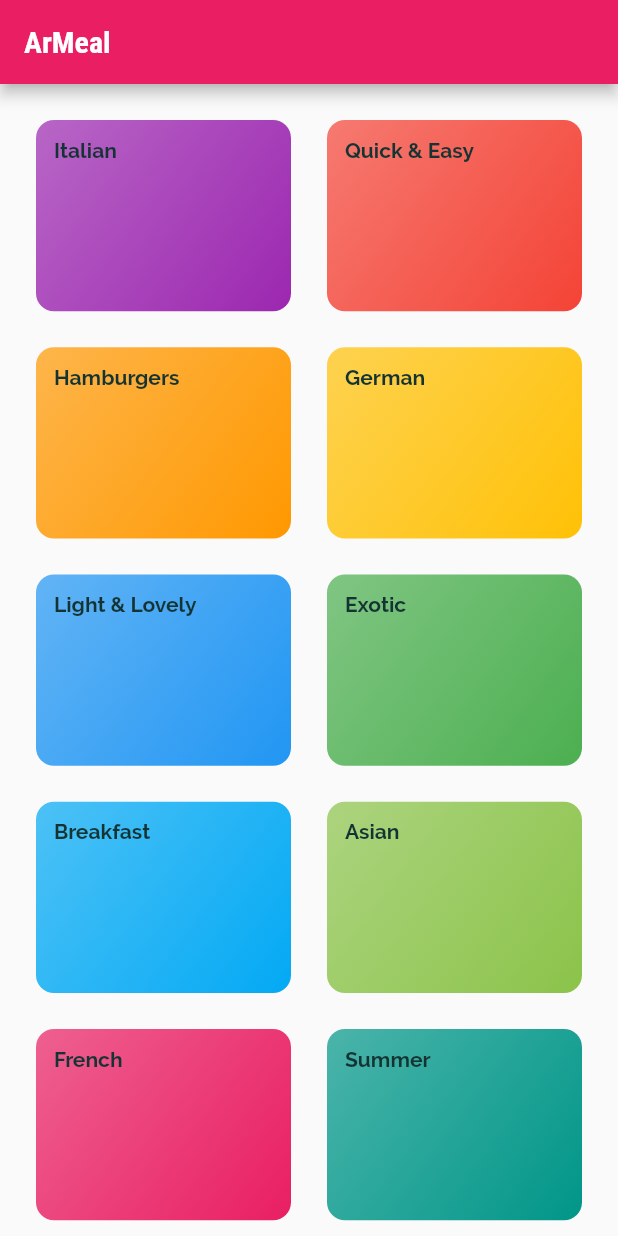
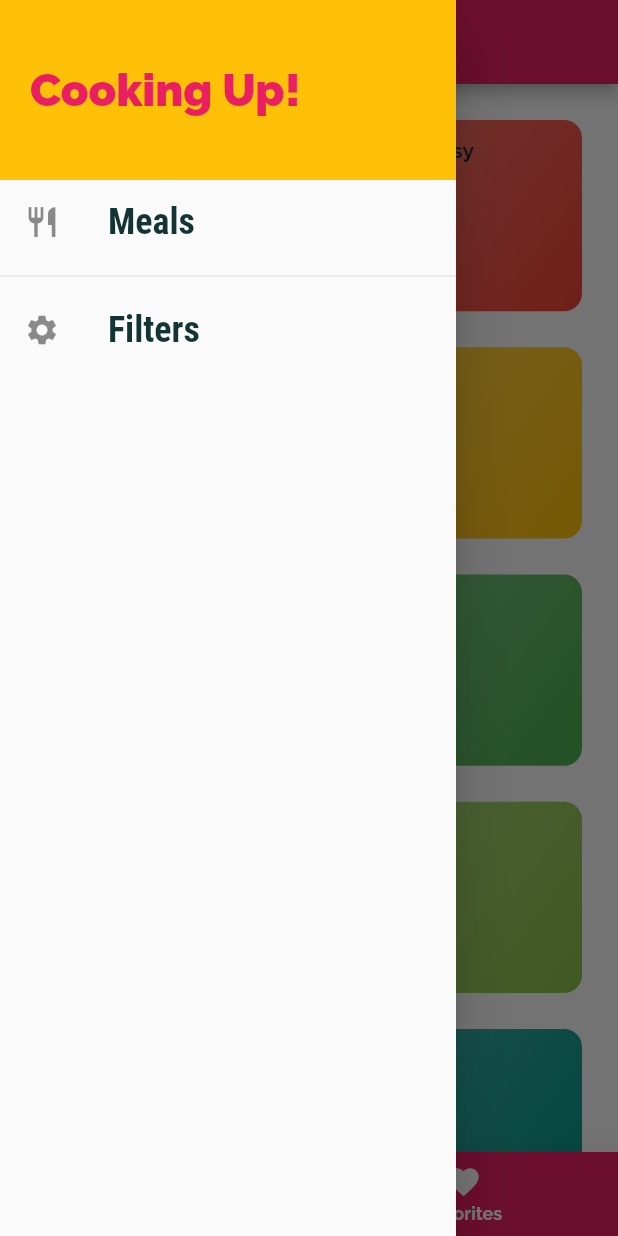
Before and after one commit to ArAmM7/meals_app, a Flutter app: the screen it shows after launch, with the side drawer open (before the commit the screen has no drawer), on a phone screen of 412 x 824 dp. Run offline on Flutter 3.47's test engine with Material 2 defaults, Android fonts, the phone set to English and light mode, and no system bars.

Commit message:
added favorites tab and filters

```diff
--- a/lib/main.dart
+++ b/lib/main.dart
@@ -1,16 +1,39 @@
 import 'package:flutter/foundation.dart';
 import 'package:flutter/material.dart';
 
+import 'package:meals_app/dummy_data.dart';
 import 'package:meals_app/screens/categories_screen.dart';
+import 'package:meals_app/screens/filters_screen.dart';
 import 'package:meals_app/screens/meals_screen.dart';
 import 'package:meals_app/screens/detailed_meal_screen.dart';
+import 'package:meals_app/screens/tabs_screen.dart';
+import 'package:meals_app/models/meal.dart';
 
 void main() {
   runApp(const MyApp());
 }
 
-class MyApp extends StatelessWidget {
+class MyApp extends StatefulWidget {
   const MyApp({super.key});
+
+  @override
+  State<MyApp> createState() => _MyAppState();
+}
+
+class _MyAppState extends State<MyApp> {
+  Map<String, bool> _filters = {
+    'gluten': false,
+    'lactose': false,
+    'vegan': false,
+    'vegetarian': false
+  };
+
+  List<Meal> _availableMeals = dummyMeals;
+  final List<Meal> _favoriteMeals = [];
+
+  bool _isMealFavorite(String id) {
+    return _favoriteMeals.any((element) => element.id == id);
+  }
 
   @override
   Widget build(BuildContext context) {
@@ -48,20 +71,70 @@ class MyApp extends StatelessWidget {
       // home: const CategoriesScreen(),
       initialRoute: '/',
       routes: {
-        '/': (ctx) => const CategoriesScreen(),
-        CategoryMealsScreen.routeName: (ctx) => const CategoryMealsScreen(),
-        MealDetailScreen.routeName: (ctx) => const MealDetailScreen(),
+        '/': (ctx) => TabsScreen(_favoriteMeals),
+        CategoryMealsScreen.routeName: (ctx) =>
+            CategoryMealsScreen(availableMeals: _availableMeals),
+        MealDetailScreen.routeName: (ctx) => MealDetailScreen(_toggleFavorite, _isMealFavorite),
+        FiltersScreen.routeName: (ctx) => FiltersScreen(_filters, _setFilters),
       },
-      onGenerateRoute: (settings){
+      onGenerateRoute: (settings) {
         if (kDebugMode) {
+          print('onGenerateRoute');
           print(settings.arguments);
         }
-      //   // used during dynamically generated routes on highly dynamic apps
-      //   return MaterialPageRoute(builder: (ctx) => CategoriesScreen());
+        return null;
+        //   // used during dynamically generated routes on highly dynamic apps
+        //   return MaterialPageRoute(builder: (ctx) => CategoriesScreen());
       },
       onUnknownRoute: (settings) {
-        return MaterialPageRoute(builder: (ctx) => CategoriesScreen());
+        if (kDebugMode) {
+          print('onUnknownRoute');
+          print(settings.arguments);
+        }
+        return MaterialPageRoute(builder: (ctx) => const CategoriesScreen());
       },
     );
   }
+
+  void _setFilters(Map<String, bool> filtersData) {
+    setState(() {
+      _filters = filtersData;
+
+      _availableMeals = dummyMeals.where((element) {
+        if (_filters['gluten']! && !element.isGlutenFree) {
+          return false;
+        }
+        if (_filters['lactose']! && !element.isLactoseFree) {
+          return false;
+        }
+        if (_filters['vegetarian']! && !element.isVegetarian) {
+          return false;
+        }
+        if (_filters['vegan']! && !element.isVegan) {
+          return false;
+        }
+        return true;
+      }).toList();
+    });
+  }
+
+  void _toggleFavorite(String mealId) {
+    final existingIndex =
+        _favoriteMeals.indexWhere((element) => element.id == mealId);
+    if (existingIndex >= 0) {
+      setState(
+        () {
+          _favoriteMeals.removeAt(existingIndex);
+        },
+      );
+    } else {
+      setState(
+        () {
+          _favoriteMeals
+              .add(dummyMeals.firstWhere((element) => mealId == element.id));
+        },
+      );
+    }
+  }
+
 }
--- a/lib/screens/categories_screen.dart
+++ b/lib/screens/categories_screen.dart
@@ -8,11 +8,7 @@ class CategoriesScreen extends StatelessWidget {
 
   @override
   Widget build(BuildContext context) {
-    return Scaffold(
-      appBar: AppBar(
-        title: const Text('ArMeal'),
-      ),
-      body: GridView(
+    return GridView(
       padding: const EdgeInsets.all(24),
       gridDelegate: const SliverGridDelegateWithMaxCrossAxisExtent(
           maxCrossAxisExtent: 240,
@@ -21,10 +17,13 @@ class CategoriesScreen extends StatelessWidget {
           mainAxisSpacing: 24),
       children: [
         ...dummyCategories
-              .map((e) => CategoryItem(title: e.title, color: e.color, id: e.id,))
+            .map((e) => CategoryItem(
+                  title: e.title,
+                  color: e.color,
+                  id: e.id,
+                ))
             .toList()
       ],
-      ),
     );
   }
 }
--- /dev/null
+++ b/lib/screens/tabs_screen.dart
@@ -0,0 +1,69 @@
+import 'package:flutter/material.dart';
+
+import 'package:meals_app/screens/categories_screen.dart';
+import 'package:meals_app/screens/favorites_screen.dart';
+import 'package:meals_app/widgets/main_drawer.dart';
+import 'package:meals_app/models/meal.dart';
+
+class TabsScreen extends StatefulWidget {
+  final List<Meal> favoriteMeals;
+
+
+  const TabsScreen(this.favoriteMeals, {super.key});
+
+  @override
+  State<StatefulWidget> createState() => _TabsScreenState();
+}
+
+class _TabsScreenState extends State<TabsScreen> {
+  late List<Map<String, Object>> _pages = [];
+  int _selectedPageIndex = 0;
+
+  void _selectPage(int index) {
+    setState(() {
+      _selectedPageIndex = index;
+    });
+  }
+
+  @override
+  void initState() {
+    _pages = [
+      {'title': 'Categories', 'page': const CategoriesScreen()},
+      {'title': 'Your Favorite', 'page': FavoritesScreen(widget.favoriteMeals)},
+    ];
+    super.initState();
+  }
+
+  @override
+  Widget build(BuildContext context) {
+    return Scaffold(
+      appBar: AppBar(
+        title: Text(_pages[_selectedPageIndex]['title'].toString()),
+      ),
+      body: _pages[_selectedPageIndex]['page'] as Widget,
+      drawer: const MainDrawer(),
+      bottomNavigationBar: BottomNavigationBar(
+        currentIndex: _selectedPageIndex,
+        unselectedItemColor: Theme.of(context).colorScheme.onPrimary,
+        selectedItemColor: Theme.of(context).colorScheme.secondary,
+        enableFeedback: true,
+        //type: BottomNavigationBarType.shifting,
+        elevation: 16,
+        backgroundColor: Theme.of(context).colorScheme.primary,
+        onTap: _selectPage,
+        items: [
+          BottomNavigationBarItem(
+            backgroundColor: Theme.of(context).colorScheme.primary,
+            icon: const Icon(Icons.category),
+            label: 'Categories',
+          ),
+          BottomNavigationBarItem(
+            backgroundColor: Theme.of(context).colorScheme.primary,
+            icon: const Icon(Icons.favorite),
+            label: 'Favorites',
+          ),
+        ],
+      ),
+    );
+  }
+}
--- /dev/null
+++ b/lib/widgets/main_drawer.dart
@@ -0,0 +1,53 @@
+import 'package:flutter/material.dart';
+import 'package:meals_app/screens/filters_screen.dart';
+
+class MainDrawer extends StatelessWidget {
+  const MainDrawer({super.key});
+
+  Widget buildListTile(String title, IconData icon, Function tabHandler) {
+    return ListTile(
+      onTap: () => tabHandler(),
+      leading: Icon(icon),
+      title: Text(
+        title,
+        style: const TextStyle(
+            fontFamily: 'RobotoCondensed',
+            fontSize: 24,
+            fontWeight: FontWeight.bold),
+      ),
+    );
+  }
+
+  @override
+  Widget build(BuildContext context) {
+    return Drawer(
+      child: Column(
+        children: [
+          Container(
+            height: 120,
+            width: double.infinity,
+            padding: const EdgeInsets.all(20),
+            alignment: Alignment.centerLeft,
+            color: Theme.of(context).colorScheme.secondary,
+            child: Text('Cooking Up!',
+                style: TextStyle(
+                    fontWeight: FontWeight.w900,
+                    fontSize: 30,
+                    color: Theme.of(context).colorScheme.primary)),
+          ),
+          buildListTile(
+            'Meals',
+            Icons.restaurant,
+            () => Navigator.of(context).pushReplacementNamed('/'),
+          ),
+          const Divider(),
+          buildListTile(
+            'Filters',
+            Icons.settings,
+            () => Navigator.of(context).pushReplacementNamed(FiltersScreen.routeName),
+          ),
+        ],
+      ),
+    );
+  }
+}
```
Also changed, not shown: lib/screens/detailed_meal_screen.dart (+25 -11 lines), lib/screens/favorites_screen.dart (added, +31 -0 lines), lib/screens/filters_screen.dart (added, +124 -0 lines), lib/screens/meals_screen.dart (+35 -23 lines), lib/screens/tabs.dart (deleted, +0 -16 lines), lib/widgets/meal_item.dart (+19 -14 lines), 1 other file. Lines whose indentation alone changed are shown as unchanged.
